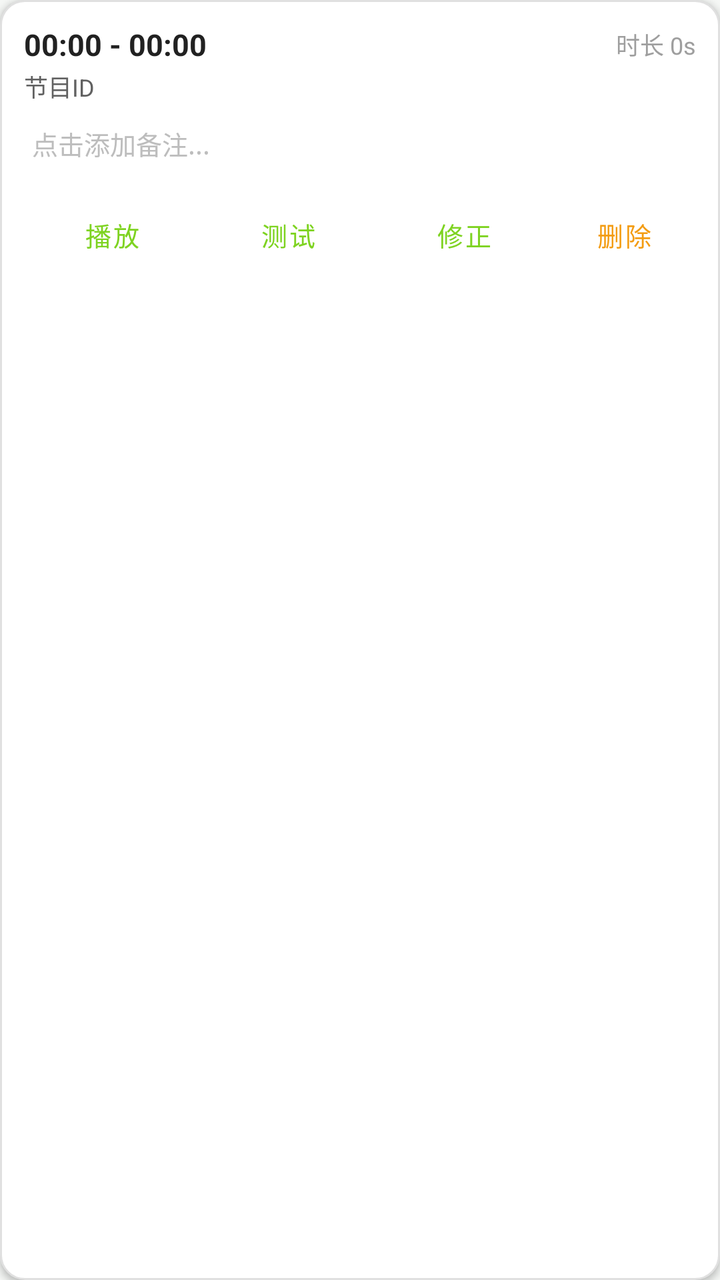
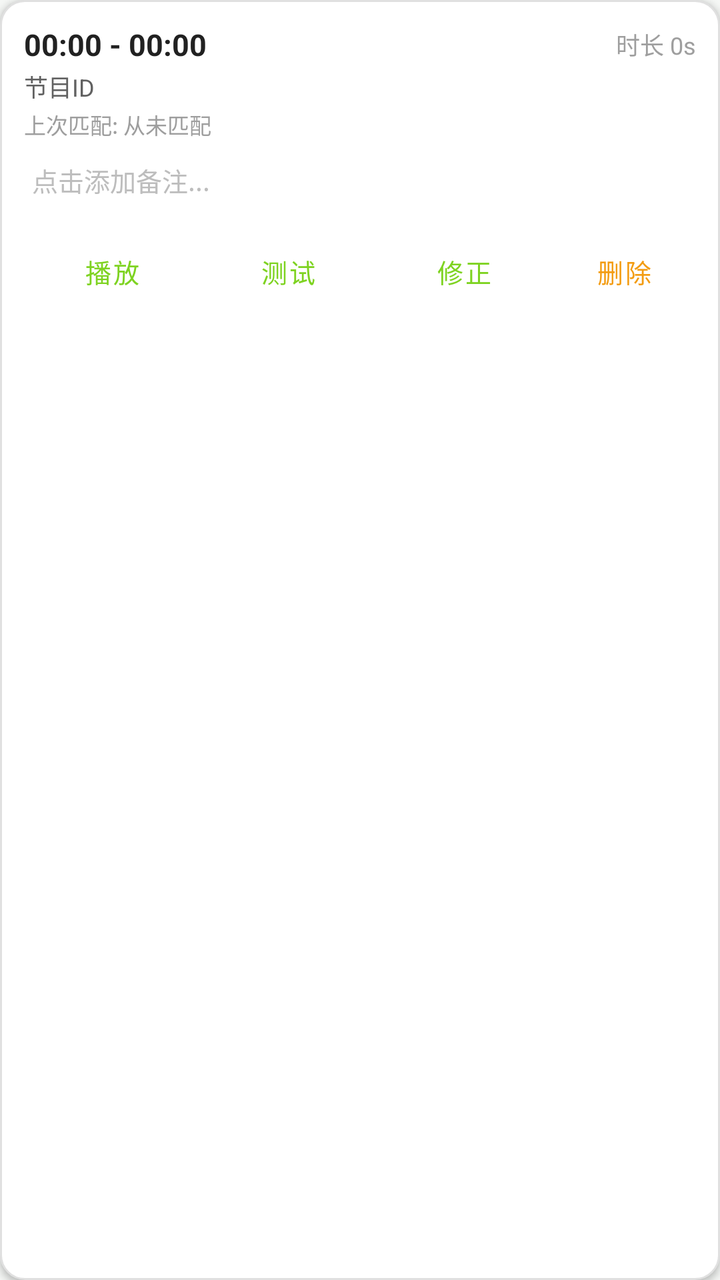

An Android layout rendered at two revisions. The XML below is the earlier revision; the diff shows what the commit changed to produce the second picture.
<!-- AndroidManifest.xml: application theme Theme.RadioApp.Fresh -->
<!-- res/layout/item_audio_fingerprint.xml -->
<?xml version="1.0" encoding="utf-8"?>
<LinearLayout xmlns:android="http://schemas.android.com/apk/res/android"
    android:layout_width="match_parent"
    android:layout_height="wrap_content"
    android:minHeight="72dp"
    android:layout_margin="6dp"
    android:orientation="vertical"
    android:padding="12dp"
    android:background="@drawable/bg_fingerprint_item"
    android:clickable="true"
    android:focusable="true"
    android:elevation="2dp">

    <LinearLayout
        android:layout_width="match_parent"
        android:layout_height="wrap_content"
        android:orientation="horizontal"
        android:gravity="center_vertical">

        <TextView
            android:id="@+id/tv_fingerprint_time"
            android:layout_width="wrap_content"
            android:layout_height="wrap_content"
            android:text="00:00 - 00:00"
            android:textColor="#212121"
            android:textSize="15sp"
            android:textStyle="bold"
            android:maxLines="1"
            android:ellipsize="end" />

        <View
            android:layout_width="0dp"
            android:layout_height="0dp"
            android:layout_weight="1" />

        <TextView
            android:id="@+id/tv_fingerprint_meta"
            android:layout_width="wrap_content"
            android:layout_height="wrap_content"
            android:text="时长 0s"
            android:textColor="#9E9E9E"
            android:textSize="12sp"
            android:maxLines="1"
            android:ellipsize="end" />
    </LinearLayout>

    <TextView
        android:id="@+id/tv_fingerprint_episode"
        android:layout_width="match_parent"
        android:layout_height="wrap_content"
        android:layout_marginTop="2dp"
        android:text="节目ID"
        android:textColor="#616161"
        android:textSize="12sp"
        android:maxLines="1"
        android:ellipsize="end" />

    
    <EditText
        android:id="@+id/et_fingerprint_note"
        android:layout_width="match_parent"
        android:layout_height="wrap_content"
        android:layout_marginTop="6dp"
        android:hint="点击添加备注..."
        android:textSize="13sp"
        android:textColor="#424242"
        android:textColorHint="#BDBDBD"
        android:background="@android:color/transparent"
        android:maxLines="2"
        android:ellipsize="end"
        android:inputType="textMultiLine"
        android:imeOptions="actionDone"
        android:padding="4dp" />

    <LinearLayout
        android:layout_width="match_parent"
        android:layout_height="wrap_content"
        android:layout_marginTop="8dp"
        android:orientation="horizontal"
        android:gravity="end|center_vertical">

        <Button
            android:id="@+id/btn_play_fingerprint"
            style="?attr/borderlessButtonStyle"
            android:layout_width="wrap_content"
            android:layout_height="wrap_content"
            android:text="播放"
            android:textColor="?attr/appAccent"
            android:textSize="13sp" />

        <Button
            android:id="@+id/btn_test_fingerprint"
            style="?attr/borderlessButtonStyle"
            android:layout_width="wrap_content"
            android:layout_height="wrap_content"
            android:text="测试"
            android:textColor="?attr/appAccent"
            android:textSize="13sp" />

        <Button
            android:id="@+id/btn_refresh_fingerprint"
            style="?attr/borderlessButtonStyle"
            android:layout_width="wrap_content"
            android:layout_height="wrap_content"
            android:text="修正"
            android:textColor="?attr/appAccent"
            android:textSize="13sp" />

        <Button
            android:id="@+id/btn_delete_fingerprint"
            style="?attr/borderlessButtonStyle"
            android:layout_width="wrap_content"
            android:layout_height="wrap_content"
            android:text="删除"
            android:textColor="?attr/appWarning"
            android:textSize="13sp" />
    </LinearLayout>
</LinearLayout>
<!-- resources referenced by this layout -->
<resources>
  <!-- drawable bg_fingerprint_item (drawable) -->
  <?xml version="1.0" encoding="utf-8"?>
  <selector xmlns:android="http://schemas.android.com/apk/res/android">
      <item android:state_selected="true" android:drawable="@drawable/bg_fingerprint_item_selected" />
      <item android:drawable="@drawable/bg_fingerprint_item_normal" />
  </selector>
  <style name="Theme.RadioApp.Fresh" parent="Theme.MaterialComponents.Light.NoActionBar">
          <item name="colorPrimary">#7ED321</item>
          <item name="colorPrimaryVariant">#6BBF1A</item>
          <item name="colorOnPrimary">#FFFFFF</item>
          <item name="colorAccent">#7ED321</item>
          <item name="android:colorBackground">#F5F7F5</item>
          <item name="colorSurface">#FFFFFF</item>
          <item name="colorOnSurface">#1A1A1A</item>
          <item name="android:textColorPrimary">#1A1A1A</item>
          <item name="android:textColorSecondary">#666666</item>
          <item name="android:statusBarColor">#F5F7F5</item>
          <item name="android:navigationBarColor">#F5F7F5</item>
          <item name="appBackground">#F5F7F5</item>
          <item name="appSurface">#FFFFFF</item>
          <item name="appCardBackground">#FFFFFF</item>
          <item name="appTextPrimary">#1A1A1A</item>
          <item name="appTextSecondary">#666666</item>
          <item name="appTextMuted">#999999</item>
          <item name="appAccent">#7ED321</item>
          <item name="appAccentLight">#9EE855</item>
          <item name="appBorder">#E0E0E0</item>
          <item name="appDivider">#E0E0E0</item>
          <item name="appSuccess">#2ecc71</item>
          <item name="appWarning">#f39c12</item>
          <item name="appError">#e74c3c</item>
          <item name="appNavBackground">#FFFFFF</item>
          <item name="appNavActive">#7ED321</item>
          <item name="appNavInactive">#999999</item>
          <item name="appNotificationBackground">#FFFFFF</item>
          <item name="appNotificationText">#1A1A1A</item>
      </style>
  <!-- drawable bg_fingerprint_item_selected (drawable) -->
  <?xml version="1.0" encoding="utf-8"?>
  <shape xmlns:android="http://schemas.android.com/apk/res/android"
      android:shape="rectangle">
      <solid android:color="?attr/appSurface" />
      <stroke
          android:width="2dp"
          android:color="?attr/appAccent" />
      <corners android:radius="12dp" />
  </shape>
  <!-- drawable bg_fingerprint_item_normal (drawable) -->
  <?xml version="1.0" encoding="utf-8"?>
  <shape xmlns:android="http://schemas.android.com/apk/res/android"
      android:shape="rectangle">
      <solid android:color="?attr/appSurface" />
      <stroke
          android:width="1dp"
          android:color="?attr/appBorder" />
      <corners android:radius="12dp" />
  </shape>
</resources>

<!-- the commit's change to res/layout/item_audio_fingerprint.xml (unified diff, before → after) -->
@@ -52,6 +52,18 @@
         android:text="节目ID"
         android:textColor="#616161"
         android:textSize="12sp"
+        android:maxLines="1"
+        android:ellipsize="end" />
+
+    
+    <TextView
+        android:id="@+id/tv_fingerprint_last_matched"
+        android:layout_width="match_parent"
+        android:layout_height="wrap_content"
+        android:layout_marginTop="2dp"
+        android:text="上次匹配: 从未匹配"
+        android:textColor="#9E9E9E"
+        android:textSize="11sp"
         android:maxLines="1"
         android:ellipsize="end" />
 
